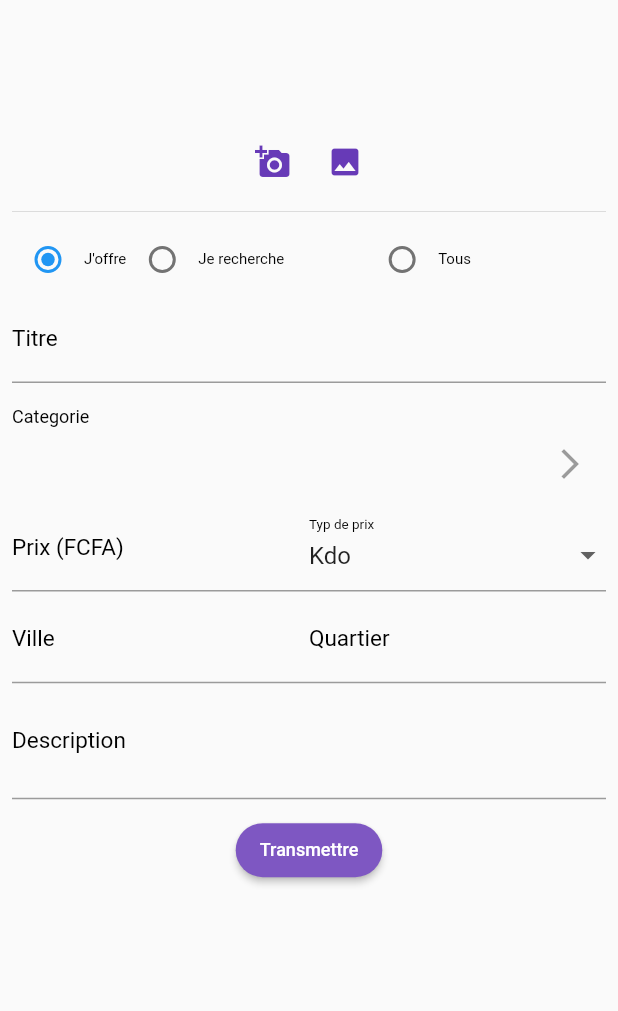
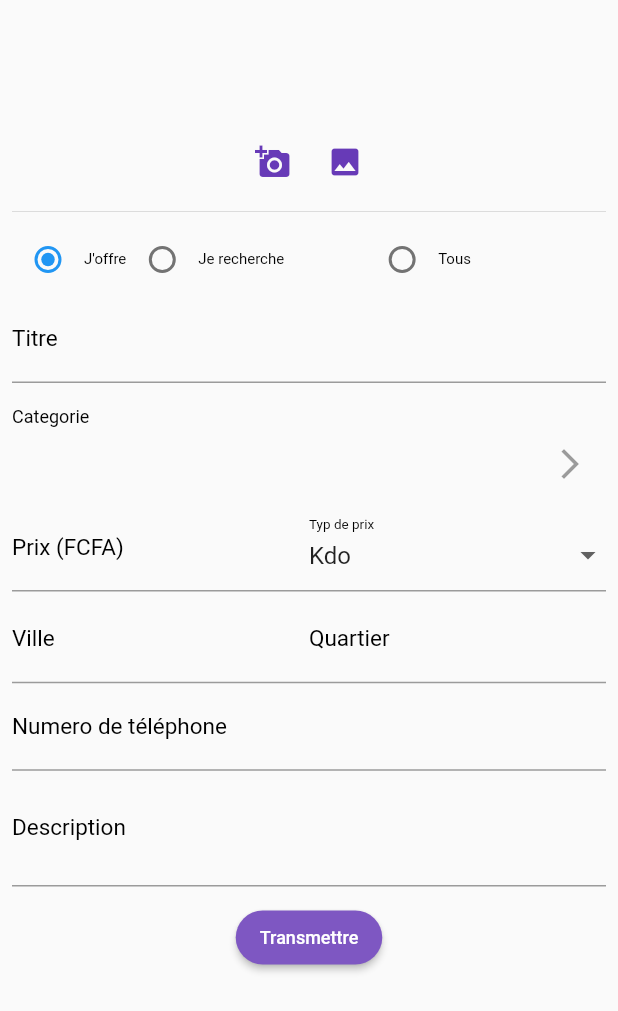
Before and after one commit to DuclosNgassa/eMarket_app, a Flutter app: the PostForm widget shown alone on an empty page, opened directly, on a phone screen of 412 x 824 dp. Shown: the top 1011 px of the screen. Run offline on Flutter 3.47's test engine with Material 2 defaults, Android fonts, the phone set to English and light mode, and no system bars; our stand-ins replace cached_network_image, firebase_auth, flushbar, font_awesome_flutter, google_sign_in, image_picker; accounts and stored records are empty; network calls fail.

```diff
--- a/lib/custom_component/post_card.dart
+++ b/lib/custom_component/post_card.dart
@@ -1,4 +1,3 @@
-import 'package:emarket_app/services/global.dart';
 import 'package:flutter/material.dart';
 
 import '../model/post.dart';
--- a/lib/form/post_form.dart
+++ b/lib/form/post_form.dart
@@ -15,8 +15,8 @@ import 'package:image_picker/image_picker.dart';
 import 'package:path/path.dart' as path;
 
 import '../model/feetyp.dart';
+import '../model/post.dart';
 import '../model/post_image.dart' as MyImage;
-import '../model/post.dart';
 import '../model/posttyp.dart';
 import '../services/global.dart';
 import '../services/image_service.dart';
@@ -35,7 +35,6 @@ class PostFormState extends State<PostForm> {
   PostService _postService = new PostService();
   ImageService _imageService = new ImageService();
 
-  //final Color color;
   final GlobalKey<FormState> _formKey = new GlobalKey<FormState>();
   final scaffoldKey = new GlobalKey<ScaffoldState>();
 
@@ -231,6 +230,20 @@ class PostFormState extends State<PostForm> {
               ),
             ),
             TextFormField(
+              decoration: const InputDecoration(
+                hintText: 'Donnez un numero de téléphone',
+                labelText: 'Numero de téléphone',
+                labelStyle: TextStyle(
+                    //fontFamily: 'Helvetica',
+                    color: Colors.black,
+                    fontSize: 15),
+              ),
+              inputFormatters: [
+                LengthLimitingTextInputFormatter(30),
+              ],
+              onSaved: (val) => newPost.phoneNumber = val,
+            ),
+            TextFormField(
               maxLines: 2,
               decoration: const InputDecoration(
                 hintText: 'Description de votre post',
@@ -335,7 +348,9 @@ class PostFormState extends State<PostForm> {
                     ]),
                     child: AspectRatio(
                       aspectRatio: 0.5,
-                      child: asset != null ? Image.file(asset, fit: BoxFit.cover) : null,
+                      child: asset != null
+                          ? Image.file(asset, fit: BoxFit.cover)
+                          : null,
                     ),
                   ),
                 ),
--- a/lib/main.dart
+++ b/lib/main.dart
@@ -1,4 +1,3 @@
-import 'package:emarket_app/pages/login/login.dart';
 import 'package:emarket_app/pages/navigation/navigation_page.dart';
 import 'package:emarket_app/services/global.dart';
 import 'package:flutter/material.dart';
--- a/lib/model/post.dart
+++ b/lib/model/post.dart
@@ -1,7 +1,6 @@
 import 'dart:async';
 
 import 'package:emarket_app/model/post_image.dart';
-import 'package:http/http.dart' as http;
 
 import '../model/feetyp.dart';
 import '../model/posttyp.dart';
@@ -23,6 +22,7 @@ class Post {
   int userid;
   int categorieid;
   String imageUrl;
+  String phoneNumber;
 
   Post(
       {this.id,
@@ -37,7 +37,8 @@ class Post {
       this.status,
       this.rating,
       this.userid,
-      this.categorieid});
+      this.categorieid,
+      this.phoneNumber});
 
   factory Post.fromJson(Map<String, dynamic> json) {
     Post post = Post(
@@ -54,6 +55,7 @@ class Post {
       rating: json["rating"],
       userid: json["userid"],
       categorieid: json["categorieid"],
+      phoneNumber: json["phone_number"],
     );
 
     return post;
@@ -73,6 +75,7 @@ class Post {
     params["rating"] = post.rating.toString();
     params["userid"] = post.userid.toString();
     params["categorieid"] = post.categorieid.toString();
+    params["phone_number"] = post.phoneNumber;
 
     return params;
   }
@@ -90,6 +93,7 @@ class Post {
         'rating': rating.toString(),
         'userid': userid.toString(),
         'categorieid': categorieid.toString(),
+        'phone_number': phoneNumber,
       };
 
   Future getImageUrl() async {
@@ -100,8 +104,7 @@ class Post {
     PostService postService = new PostService();
 
     try {
-      List<PostImage> imageList =
-          await postService.fetchPostImages(this.id);
+      List<PostImage> imageList = await postService.fetchPostImages(this.id);
       if (imageList.length > 0) {
         imageUrl = imageList.elementAt(0).image_url;
       } else {
--- a/lib/pages/categorie/categorie_page.dart
+++ b/lib/pages/categorie/categorie_page.dart
@@ -1,8 +1,9 @@
 import 'package:emarket_app/model/categorie.dart';
 import 'package:emarket_app/model/categorie_tile.dart';
 import 'package:flutter/material.dart';
+import 'package:http/http.dart' as http;
+
 import '../../services/categorie_service.dart';
-import 'package:http/http.dart' as http;
 
 class CategoriePage extends StatefulWidget {
   @override
--- a/lib/pages/home/home_page.dart
+++ b/lib/pages/home/home_page.dart
@@ -1,7 +1,6 @@
 import 'package:emarket_app/custom_component/custom_categorie_button.dart';
 import 'package:emarket_app/services/global.dart';
 import 'package:flutter/material.dart';
-import 'package:http/http.dart' as http;
 
 import '../../custom_component/home_card.dart';
 import '../../model/post.dart';
--- a/lib/pages/login/login.dart
+++ b/lib/pages/login/login.dart
@@ -1,10 +1,7 @@
 import 'package:emarket_app/model/login_source.dart';
 import 'package:emarket_app/model/post.dart';
-import 'package:emarket_app/pages/account/account_page.dart';
-import 'package:emarket_app/pages/message/message_page.dart';
 import 'package:emarket_app/pages/navigation/navigation_page.dart';
 import 'package:emarket_app/pages/post/post_detail_page.dart';
-import 'package:emarket_app/pages/post/post_page.dart';
 import 'package:emarket_app/services/global.dart';
 import 'package:firebase_auth/firebase_auth.dart';
 import 'package:flutter/cupertino.dart';
--- a/lib/pages/login/profilscreen.dart
+++ b/lib/pages/login/profilscreen.dart
@@ -1,7 +1,8 @@
 import 'package:flutter/material.dart';
-import 'login.dart';
 import 'package:font_awesome_flutter/font_awesome_flutter.dart';
 import 'package:google_sign_in/google_sign_in.dart';
+
+import 'login.dart';
 
 
 
--- a/lib/pages/navigation/navigation_page.dart
+++ b/lib/pages/navigation/navigation_page.dart
@@ -1,7 +1,5 @@
-import 'package:emarket_app/model/login_source.dart';
 import 'package:emarket_app/pages/account/account_page.dart';
 import 'package:emarket_app/pages/home/home_page.dart';
-import 'package:emarket_app/pages/login/login.dart';
 import 'package:emarket_app/pages/post/post_page.dart';
 import 'package:emarket_app/pages/search/search_page.dart';
 import 'package:emarket_app/services/global.dart';
--- a/lib/pages/search/search_page.dart
+++ b/lib/pages/search/search_page.dart
@@ -1,11 +1,9 @@
-import 'package:emarket_app/custom_component/custom_linear_gradient.dart';
 import 'package:emarket_app/custom_component/home_card.dart';
 import 'package:emarket_app/model/categorie_tile.dart';
 import 'package:emarket_app/pages/categorie/categorie_page.dart';
 import 'package:emarket_app/pages/search/searchparameter.dart';
 import 'package:emarket_app/services/global.dart';
 import 'package:flutter/material.dart';
-import 'package:http/http.dart' as http;
 
 import '../../custom_component/custom_button.dart';
 import '../../model/post.dart';
--- a/lib/services/global.dart
+++ b/lib/services/global.dart
@@ -1,6 +1,5 @@
 import 'dart:ui';
 
-import 'package:emarket_app/pages/home/home_page.dart';
 import 'package:flutter/material.dart';
 
 //const SERVER_URL           = "http://192.168.2.120:3000";
--- a/pubspec.yaml
+++ b/pubspec.yaml
@@ -32,6 +32,7 @@ dependencies:
   firebase_core: ^0.4.0+9
   firebase_auth: ^0.14.0+5
   font_awesome_flutter: ^8.2.0
+  url_launcher: ^5.2.3
 
 dev_dependencies:
   flutter_test:
```
Also changed, not shown: lib/custom_component/post_owner.dart (+5 -4 lines), pubspec.lock.
